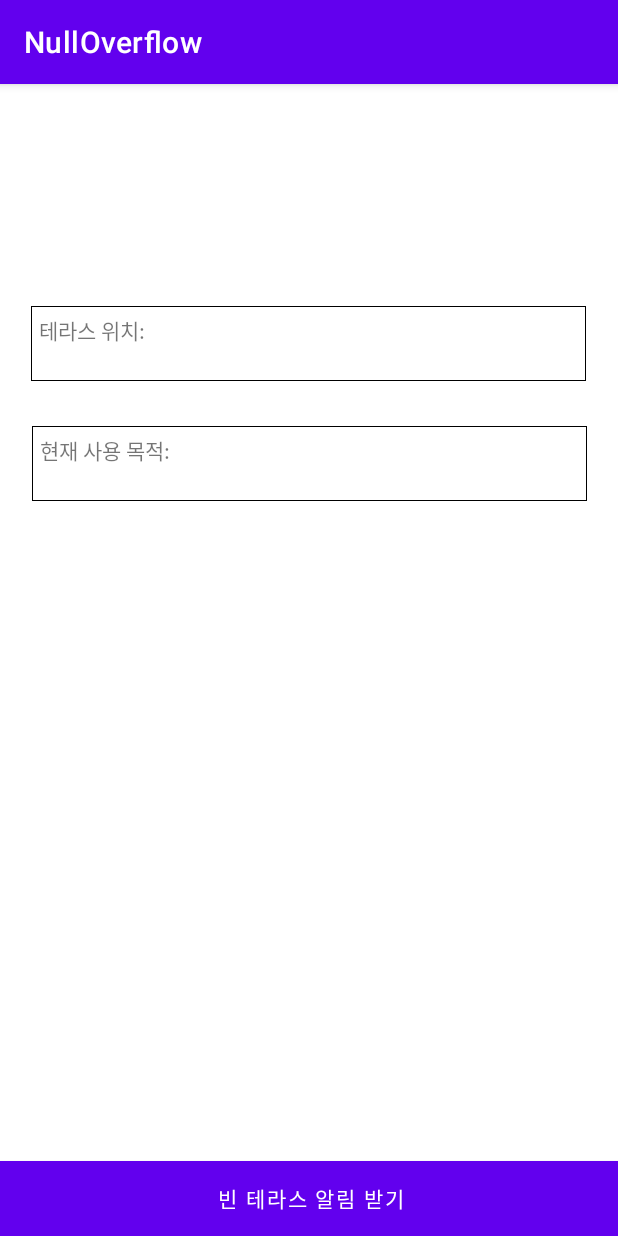
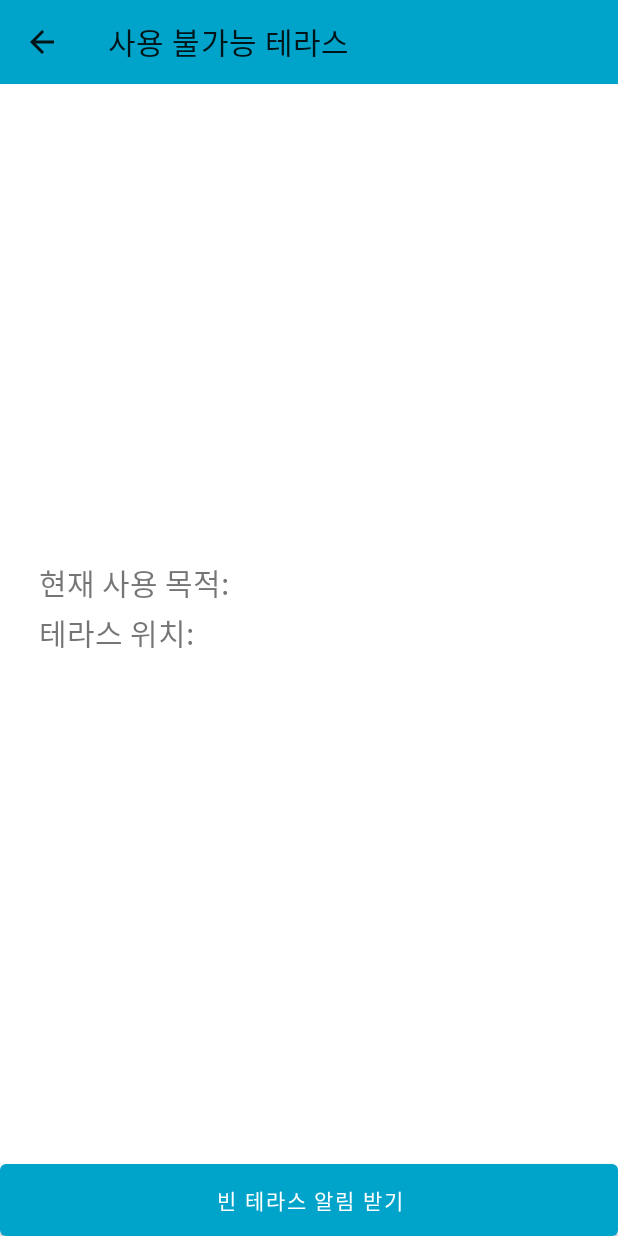
Before and after one commit to gamjadeul/NullOverflow2, an Android app: the Occupied_room screen opened directly, with no data from a screen before it, on a phone screen of 412 x 824 dp. Run offline under Robolectric (Android 15) with nearby library versions, the light colour scheme and no system bars; libraries missing offline, so code that uses them is left out: com.amazonaws.http.

Commit message:
UI변경-최종

```diff
--- a/app/build.gradle
+++ b/app/build.gradle
@@ -49,6 +49,10 @@ dependencies {
     implementation 'com.google.firebase:firebase-auth:21.0.3'
     implementation 'com.google.firebase:firebase-database:20.0.4'
     implementation 'com.google.android.gms:play-services-tasks:18.0.1'
+
+    implementation 'androidx.recyclerview:recyclerview:1.2.1'
+    implementation 'androidx.recyclerview:recyclerview-selection:1.1.0'
+
     //implementation 'org.jetbrains.kotlinx:kotlinx:kotlinx-coroutines-android:1.3.9'
     //레트로핏2
     implementation 'com.squareup.retrofit2:retrofit:2.9.0'
--- a/app/src/main/java/com/akj/nulloverflow/Occupied_room.java
+++ b/app/src/main/java/com/akj/nulloverflow/Occupied_room.java
@@ -14,6 +14,7 @@ import android.os.Bundle;
 import android.os.Handler;
 import android.os.Message;
 import android.util.Log;
+import android.view.MenuItem;
 import android.view.View;
 import android.widget.Button;
 import android.widget.TextView;
@@ -43,6 +44,11 @@ public class Occupied_room extends AppCompatActivity {
         super.onCreate(savedInstanceState);
         setContentView(R.layout.activity_occupied_room);
 
+        setSupportActionBar(findViewById(R.id.occuToolBar));
+        getSupportActionBar().setDisplayHomeAsUpEnabled(true);
+        getSupportActionBar().setDisplayShowTitleEnabled(true);
+        getSupportActionBar().setTitle("사용 불가능 테라스");
+
         String room_loc = "";
         try {
             Intent intent = getIntent();
@@ -69,6 +75,15 @@ public class Occupied_room extends AppCompatActivity {
                 showDialog(finalRoom_loc);
             }
         });
+    }
+
+    @Override
+    public boolean onOptionsItemSelected(MenuItem item) {
+        if (item.getItemId() == android.R.id.home) {
+            onBackPressed();
+            return true;
+        }
+        return super.onOptionsItemSelected(item);
     }
 
     void showDialog(String room_loc) { //푸시알림 팝업창
--- a/app/src/main/res/drawable/header_background.xml
+++ b/app/src/main/res/drawable/header_background.xml
@@ -3,8 +3,8 @@
     android:shape="rectangle">
     <gradient
         android:angle="135"
-        android:centerColor="#009688"
-        android:endColor="#00695C"
-        android:startColor="#4DB6AC"
+        android:centerColor="#00A4CA"
+        android:endColor="#006F95"
+        android:startColor="#62C6C6"
         android:type="linear" />
 </shape>
--- a/app/src/main/res/layout/activity_occupied_room.xml
+++ b/app/src/main/res/layout/activity_occupied_room.xml
@@ -6,46 +6,52 @@
     android:layout_height="match_parent"
     tools:context=".Occupied_room">
 
-    <TextView
-        android:id="@+id/this_room_is_occupied"
-        android:layout_width="370dp"
-        android:layout_height="50dp"
-        android:layout_marginStart="16dp"
-        android:layout_marginTop="148dp"
-        android:layout_marginEnd="16dp"
-        android:background="@drawable/edge"
-        android:paddingLeft="5dp"
-        android:paddingTop="5dp"
-        android:paddingRight="5dp"
-        android:paddingBottom="5dp"
-        android:text="테라스 위치: "
-        android:textAlignment="gravity"
+    <androidx.appcompat.widget.Toolbar
+        android:id="@+id/occuToolBar"
+        android:layout_width="0dp"
+        android:layout_height="wrap_content"
+        android:background="?attr/colorPrimary"
+        android:minHeight="?attr/actionBarSize"
+        android:theme="?attr/actionBarTheme"
         app:layout_constraintEnd_toEndOf="parent"
-        app:layout_constraintHorizontal_bias="0.444"
         app:layout_constraintStart_toStartOf="parent"
         app:layout_constraintTop_toTopOf="parent" />
 
     <TextView
+        android:id="@+id/this_room_is_occupied"
+        android:layout_width="wrap_content"
+        android:layout_height="0dp"
+        android:layout_marginStart="16dp"
+        android:layout_marginTop="32dp"
+        android:paddingLeft="10dp"
+        android:paddingTop="10dp"
+        android:paddingRight="10dp"
+        android:paddingBottom="10dp"
+        android:text="테라스 위치: "
+        android:textAlignment="gravity"
+        android:textSize="20sp"
+        app:layout_constraintStart_toStartOf="parent"
+        app:layout_constraintTop_toTopOf="@+id/guideline22" />
+
+    <TextView
         android:id="@+id/now_this_is_for_occupied"
-        android:layout_width="370dp"
-        android:layout_height="50dp"
+        android:layout_width="0dp"
+        android:layout_height="wrap_content"
         android:layout_marginStart="16dp"
-        android:layout_marginTop="30dp"
-        android:layout_marginEnd="16dp"
-        android:paddingLeft="5dp"
-        android:paddingTop="5dp"
-        android:paddingRight="5dp"
-        android:paddingBottom="5dp"
+        android:paddingLeft="10dp"
+        android:paddingTop="10dp"
+        android:paddingRight="10dp"
+        android:paddingBottom="10dp"
         android:text="현재 사용 목적:"
-        app:layout_constraintEnd_toEndOf="parent"
+        android:textSize="20sp"
+        app:layout_constraintBottom_toTopOf="@+id/button2"
         app:layout_constraintStart_toStartOf="parent"
-        app:layout_constraintTop_toBottomOf="@+id/this_room_is_occupied"
-        android:background="@drawable/edge"/>
+        app:layout_constraintTop_toTopOf="parent" />
 
     <Button
         android:id="@+id/button2"
-        android:layout_width="420dp"
-        android:layout_height="50dp"
+        android:layout_width="0dp"
+        android:layout_height="wrap_content"
         android:insetTop="0dp"
         android:insetBottom="0dp"
         android:text="빈 테라스 알림 받기"
@@ -55,30 +61,42 @@
 
     <TextView
         android:id="@+id/room_info_occupied"
-        android:layout_width="280dp"
+        android:layout_width="0dp"
         android:layout_height="50dp"
-        android:layout_marginStart="90dp"
-        android:paddingLeft="5dp"
-        android:paddingTop="15dp"
-        android:paddingRight="5dp"
-        android:paddingBottom="15dp"
+        android:layout_marginStart="16dp"
+        android:layout_marginTop="32dp"
+        android:layout_marginEnd="16dp"
+        android:paddingLeft="10dp"
+        android:paddingTop="10dp"
+        android:paddingRight="10dp"
+        android:paddingBottom="10dp"
         android:text="2층 중앙"
-        app:layout_constraintBottom_toBottomOf="@+id/this_room_is_occupied"
-        app:layout_constraintEnd_toEndOf="@+id/this_room_is_occupied"
-        app:layout_constraintStart_toStartOf="@+id/this_room_is_occupied" />
+        android:textSize="20sp"
+        app:layout_constraintEnd_toEndOf="parent"
+        app:layout_constraintStart_toEndOf="@+id/this_room_is_occupied"
+        app:layout_constraintTop_toTopOf="@+id/guideline22" />
 
     <TextView
         android:id="@+id/pupose_occupied"
-        android:layout_width="265dp"
-        android:layout_height="50dp"
-        android:layout_marginStart="105dp"
-        android:paddingLeft="5dp"
-        android:paddingTop="15dp"
-        android:paddingRight="5dp"
-        android:paddingBottom="15dp"
+        android:layout_width="0dp"
+        android:layout_height="wrap_content"
+        android:layout_marginStart="16dp"
+        android:layout_marginEnd="16dp"
+        android:paddingLeft="10dp"
+        android:paddingTop="10dp"
+        android:paddingRight="10dp"
+        android:paddingBottom="10dp"
         android:text="공부"
-        app:layout_constraintEnd_toEndOf="@+id/now_this_is_for_occupied"
-        app:layout_constraintHorizontal_bias="0.488"
-        app:layout_constraintStart_toStartOf="@+id/now_this_is_for_occupied"
-        app:layout_constraintTop_toTopOf="@+id/now_this_is_for_occupied" />
+        android:textSize="20sp"
+        app:layout_constraintBottom_toTopOf="@+id/button2"
+        app:layout_constraintEnd_toEndOf="parent"
+        app:layout_constraintStart_toEndOf="@+id/now_this_is_for_occupied"
+        app:layout_constraintTop_toTopOf="parent" />
+
+    <androidx.constraintlayout.widget.Guideline
+        android:id="@+id/guideline22"
+        android:layout_width="wrap_content"
+        android:layout_height="wrap_content"
+        android:orientation="horizontal"
+        app:layout_constraintGuide_begin="365dp" />
 </androidx.constraintlayout.widget.ConstraintLayout>
--- a/app/src/main/res/layout/room_check.xml
+++ b/app/src/main/res/layout/room_check.xml
@@ -20,7 +20,7 @@
             android:layout_marginTop="8dp"
             android:layout_marginEnd="8dp"
             android:layout_marginBottom="8dp"
-            app:cardBackgroundColor="@color/ssuMidiumBlue"
+            app:cardBackgroundColor="@color/midiumBlue"
             app:cardCornerRadius="10dp"
             app:layout_constraintBottom_toBottomOf="parent"
             app:layout_constraintEnd_toEndOf="parent"
--- a/app/src/main/res/values/colors.xml
+++ b/app/src/main/res/values/colors.xml
@@ -7,5 +7,11 @@
     <color name="teal_700">#FF018786</color>
     <color name="black">#FF000000</color>
     <color name="white">#FFFFFFFF</color>
-    <color name="ssuMidiumBlue">#00A4CA</color>
+
+    <color name="lightBlue">#62C6C6</color>
+    <color name="midiumBlue">#00A4CA</color>
+    <color name="darkBlue">#006F95</color>
+
+    <color name="lightBlack">#363435</color>
+    <color name="lightGray">#97989C</color>
 </resources>
--- a/app/src/main/res/values/themes.xml
+++ b/app/src/main/res/values/themes.xml
@@ -16,32 +16,70 @@
 
     <!--메인화면 테마-->
     <style name="AppTheme.Main" parent="Theme.MaterialComponents.DayNight.NoActionBar">
-        <item name="colorPrimary">@color/teal_200</item>
-        <item name="colorPrimaryVariant">@color/teal_700</item>
+        <item name="colorPrimary">@color/midiumBlue</item>
+        <item name="colorPrimaryDark">@color/darkBlue</item>
+        <item name="colorPrimaryVariant">@color/lightBlue</item>
         <item name="colorOnPrimary">@color/white</item>
         <item name="android:windowDrawsSystemBarBackgrounds">true</item>
     </style>
 
     <!--옵션 테마-->
     <style name="AppTheme.Option" parent="Theme.MaterialComponents.DayNight.DarkActionBar">
-        <item name="colorPrimary">@color/teal_200</item>
-        <item name="colorPrimaryVariant">@color/teal_700</item>
+        <item name="colorPrimary">@color/midiumBlue</item>
+        <item name="colorPrimaryDark">@color/darkBlue</item>
+        <item name="colorPrimaryVariant">@color/lightBlue</item>
         <item name="colorOnPrimary">@color/white</item>
     </style>
 
     <!--스캔창 옵션 테마-->
     <style name="AppTheme.Scanning" parent="Theme.MaterialComponents.DayNight.NoActionBar">
-        <item name="colorPrimary">@color/teal_200</item>
-        <item name="colorPrimaryVariant">@color/teal_700</item>
+        <item name="colorPrimary">@color/midiumBlue</item>
+        <item name="colorPrimaryDark">@color/darkBlue</item>
+        <item name="colorPrimaryVariant">@color/lightBlue</item>
         <item name="colorOnPrimary">@color/white</item>
-        <item name="android:windowDrawsSystemBarBackgrounds">true</item>
     </style>
 
     <!--자리확인 액티비티 테마-->
     <style name="AppTheme.RoomCheck" parent="Theme.MaterialComponents.DayNight.NoActionBar">
-        <item name="colorPrimary">@color/teal_200</item>
-        <item name="colorPrimaryVariant">@color/teal_700</item>
+        <item name="colorPrimary">@color/midiumBlue</item>
+        <item name="colorPrimaryDark">@color/darkBlue</item>
+        <item name="colorPrimaryVariant">@color/lightBlue</item>
         <item name="colorOnPrimary">@color/white</item>
-        <item name="android:windowDrawsSystemBarBackgrounds">true</item>
+    </style>
+
+    <!--빈자리 액티비티 테마-->
+    <style name="AppTheme.EmptyRoom" parent="Theme.MaterialComponents.DayNight.NoActionBar">
+        <item name="colorPrimary">@color/midiumBlue</item>
+        <item name="colorPrimaryDark">@color/darkBlue</item>
+        <item name="colorPrimaryVariant">@color/lightBlue</item>
+        <item name="colorOnPrimary">@color/white</item>
+    </style>
+
+    <style name="AppTheme.OccupiedRoom" parent="Theme.MaterialComponents.DayNight.NoActionBar">
+        <item name="colorPrimary">@color/midiumBlue</item>
+        <item name="colorPrimaryDark">@color/darkBlue</item>
+        <item name="colorPrimaryVariant">@color/lightBlue</item>
+        <item name="colorOnPrimary">@color/white</item>
+    </style>
+
+    <style name="AppTheme.EmailSend" parent="Theme.MaterialComponents.DayNight.NoActionBar">
+        <item name="colorPrimary">@color/midiumBlue</item>
+        <item name="colorPrimaryDark">@color/darkBlue</item>
+        <item name="colorPrimaryVariant">@color/lightBlue</item>
+        <item name="colorOnPrimary">@color/white</item>
+    </style>
+
+    <style name="AppTheme.SignIn" parent="Theme.AppCompat.Light.DarkActionBar">
+        <item name="colorPrimary">@color/midiumBlue</item>
+        <item name="colorPrimaryDark">@color/darkBlue</item>
+        <item name="colorPrimaryVariant">@color/lightBlue</item>
+        <item name="colorOnPrimary">@color/white</item>
+    </style>
+
+    <style name="AppTheme.SignUp" parent="Theme.MaterialComponents.DayNight.NoActionBar">
+        <item name="colorPrimary">@color/midiumBlue</item>
+        <item name="colorPrimaryDark">@color/darkBlue</item>
+        <item name="colorPrimaryVariant">@color/lightBlue</item>
+        <item name="colorOnPrimary">@color/white</item>
     </style>
 </resources>
```
Also changed, not shown: app/src/main/AndroidManifest.xml (+10 -5 lines), app/src/main/java/com/akj/nulloverflow/CustomAdapter.kt (+8 -0 lines), app/src/main/java/com/akj/nulloverflow/Empty_room.java (+15 -0 lines), app/src/main/java/com/akj/nulloverflow/MainActivity.kt (+29 -15 lines), app/src/main/java/com/akj/nulloverflow/Send_email.java (+20 -2 lines), app/src/main/java/com/akj/nulloverflow/Signup.java (+15 -0 lines), app/src/main/res/layout/activity_empty_room.xml (+50 -29 lines), app/src/main/res/layout/activity_send_email.xml (+43 -30 lines), app/src/main/res/layout/activity_signup.xml (+20 -26 lines).
